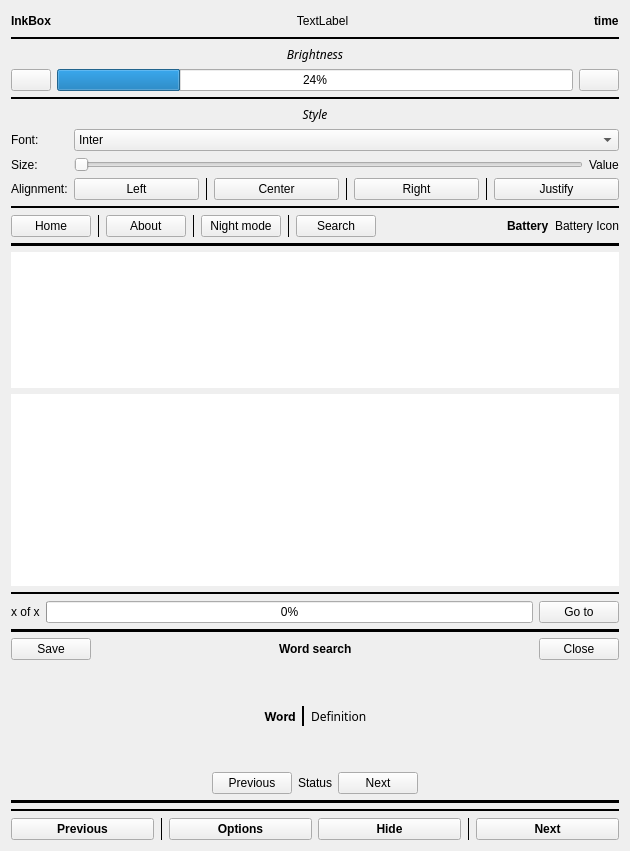
This is reader.ui in Quill-OS/quill as Qt 5 draws it before an edit. The edited form follows.
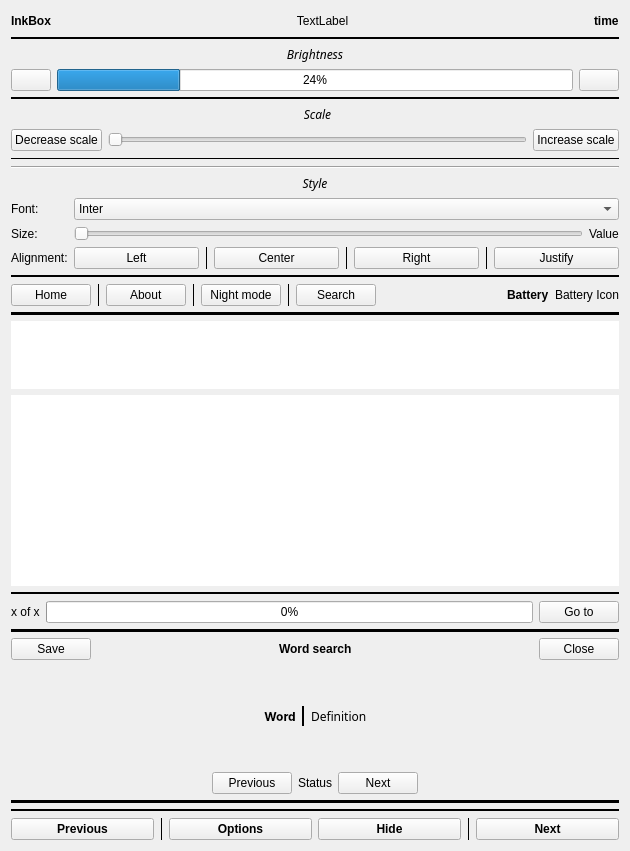
This is the edited form.

Commit message: Working on PDF zoom/scale

Patch:
```diff
--- a/reader.ui
+++ b/reader.ui
@@ -674,6 +674,100 @@
            <widget class="QWidget" name="page_13"/>
           </widget>
          </item>
+         <item>
+          <widget class="QStackedWidget" name="pdfScaleWidget">
+           <widget class="QWidget" name="page_15">
+            <layout class="QVBoxLayout" name="verticalLayout_10">
+             <property name="leftMargin">
+              <number>0</number>
+             </property>
+             <property name="topMargin">
+              <number>0</number>
+             </property>
+             <property name="rightMargin">
+              <number>0</number>
+             </property>
+             <property name="bottomMargin">
+              <number>0</number>
+             </property>
+             <item>
+              <layout class="QGridLayout" name="gridLayout_21"/>
+             </item>
+             <item>
+              <layout class="QGridLayout" name="gridLayout_20">
+               <property name="topMargin">
+                <number>0</number>
+               </property>
+               <item row="2" column="2">
+                <widget class="QPushButton" name="increaseScaleBtn">
+                 <property name="text">
+                  <string>Increase scale</string>
+                 </property>
+                </widget>
+               </item>
+               <item row="2" column="0">
+                <widget class="QPushButton" name="decreaseScaleBtn">
+                 <property name="text">
+                  <string>Decrease scale</string>
+                 </property>
+                </widget>
+               </item>
+               <item row="0" column="1">
+                <widget class="QLabel" name="pdfScaleLabel">
+                 <property name="font">
+                  <font>
+                   <family>Chivo</family>
+                   <italic>true</italic>
+                  </font>
+                 </property>
+                 <property name="text">
+                  <string>Scale</string>
+                 </property>
+                 <property name="alignment">
+                  <set>Qt::AlignCenter</set>
+                 </property>
+                </widget>
+               </item>
+               <item row="2" column="1">
+                <widget class="QSlider" name="pdfScaleSlider">
+                 <property name="minimum">
+                  <number>1</number>
+                 </property>
+                 <property name="maximum">
+                  <number>4</number>
+                 </property>
+                 <property name="pageStep">
+                  <number>1</number>
+                 </property>
+                 <property name="orientation">
+                  <enum>Qt::Horizontal</enum>
+                 </property>
+                </widget>
+               </item>
+              </layout>
+             </item>
+             <item>
+              <widget class="Line" name="line_18">
+               <property name="frameShadow">
+                <enum>QFrame::Plain</enum>
+               </property>
+               <property name="orientation">
+                <enum>Qt::Horizontal</enum>
+               </property>
+              </widget>
+             </item>
+             <item>
+              <widget class="Line" name="line_19">
+               <property name="orientation">
+                <enum>Qt::Horizontal</enum>
+               </property>
+              </widget>
+             </item>
+            </layout>
+           </widget>
+           <widget class="QWidget" name="page_16"/>
+          </widget>
+         </item>
          <item>
           <layout class="QGridLayout" name="gridLayout_19">
            <item row="0" column="0">
```
The commit also changes 6 other files.
